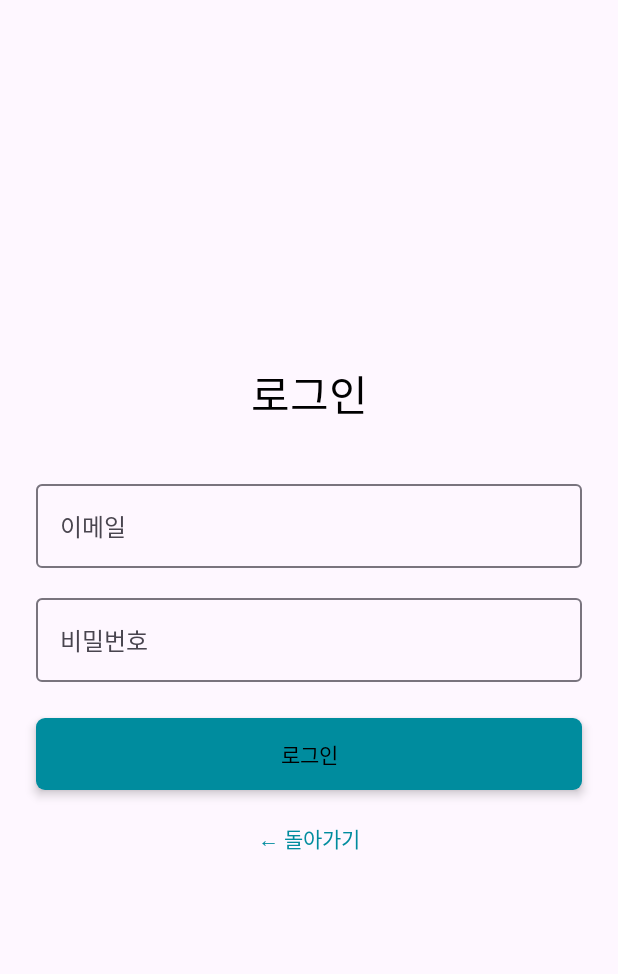
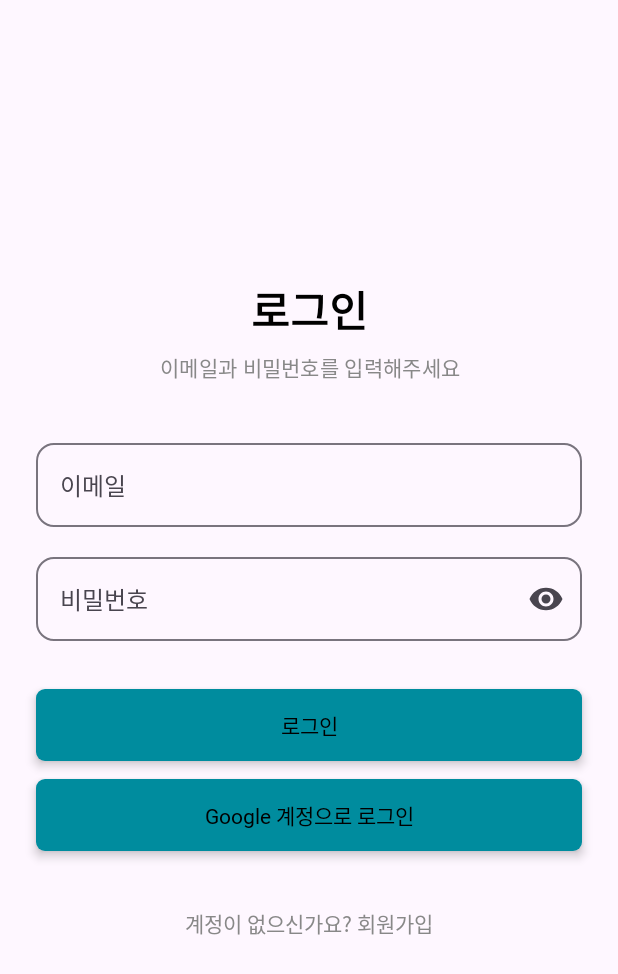
Before and after one commit to ysh020702/InterviewHelper, an Android app built with Jetpack Compose: the AuthActivity screen opened directly, with no data from a screen before it, after a tap on "계정이 이미 있습니다", on a phone screen of 412 x 824 dp. Shown: the top 974 px of the screen. Run offline under Robolectric (Android 15) with nearby library versions, the phone set to English and light mode, and no system bars; our stand-ins replace Dagger/Hilt's generated code, Firebase (no records; nobody signed in at launch, a user with empty details on screens opened directly); Roboto replaces fonts that are not available here.

Commit message:
화면 조정 중

```diff
--- a/app/build.gradle.kts
+++ b/app/build.gradle.kts
@@ -67,6 +67,7 @@ dependencies {
     androidTestImplementation(libs.androidx.espresso.core)
 
     implementation("androidx.navigation:navigation-compose:2.9.0")
+    implementation("androidx.compose.material:material-icons-extended")
 
     //firebase
     implementation(platform("com.google.firebase:firebase-bom:33.14.0"))
--- a/app/src/main/java/com/haedal/interviewhelper/presentation/activity/auth/LoginScreen.kt
+++ b/app/src/main/java/com/haedal/interviewhelper/presentation/activity/auth/LoginScreen.kt
@@ -3,6 +3,9 @@ package com.haedal.interviewhelper.presentation.activity.auth
 import androidx.compose.foundation.background
 import androidx.compose.runtime.Composable
 import androidx.compose.foundation.layout.*
+import androidx.compose.foundation.shape.RoundedCornerShape
+import androidx.compose.material3.Icon
+import androidx.compose.material3.IconButton
 import androidx.compose.material3.MaterialTheme
 import androidx.compose.material3.OutlinedTextField
 import androidx.compose.material3.Text
@@ -20,6 +23,15 @@ import androidx.compose.ui.unit.dp
 import com.haedal.interviewhelper.presentation.theme.PrimaryButton
 import com.haedal.interviewhelper.presentation.theme.White
 import com.haedal.interviewhelper.presentation.viewmodel.AuthViewModel
+import androidx.compose.foundation.text.KeyboardOptions
+import androidx.compose.foundation.layout.imePadding
+import androidx.compose.material.icons.Icons
+import androidx.compose.material.icons.filled.Visibility
+import androidx.compose.material.icons.filled.VisibilityOff
+import androidx.compose.ui.platform.LocalContext
+import androidx.compose.ui.text.input.VisualTransformation
+import androidx.compose.ui.text.style.TextAlign
+import androidx.compose.ui.unit.sp
 
 @Composable
 fun LoginScreen(
@@ -27,63 +39,129 @@ fun LoginScreen(
     onSuccess: () -> Unit,
     onBack: () -> Unit
 ) {
+    val context = LocalContext.current
     var email by remember { mutableStateOf("") }
     var password by remember { mutableStateOf("") }
+    var passwordVisible by remember { mutableStateOf(false) }
+    var emailError by remember { mutableStateOf(false) }
+    var passwordError by remember { mutableStateOf(false) }
 
     val loginResult = viewModel.loginResult
 
     Column(
         modifier = Modifier
             .fillMaxSize()
-            .padding(24.dp),
+            .padding(horizontal = 24.dp)
+            .imePadding(), // 키보드 대응
         verticalArrangement = Arrangement.Center,
         horizontalAlignment = Alignment.CenterHorizontally
     ) {
-        Text("로그인", style = MaterialTheme.typography.headlineMedium)
+        Text(
+            text = "로그인",
+            style = MaterialTheme.typography.headlineMedium.copy(
+                fontWeight = FontWeight.Bold
+            )
+        )
+
+        Spacer(modifier = Modifier.height(8.dp))
+
+        Text(
+            text = "이메일과 비밀번호를 입력해주세요",
+            style = MaterialTheme.typography.bodyMedium.copy(
+                color = Color.Gray,
+                fontSize = 14.sp
+            ),
+            textAlign = TextAlign.Center
+        )
 
         Spacer(modifier = Modifier.height(32.dp))
 
         OutlinedTextField(
             value = email,
-            onValueChange = { email = it },
+            onValueChange = {
+                email = it
+                emailError = false
+            },
             label = { Text("이메일") },
-            modifier = Modifier.fillMaxWidth()
+            singleLine = true,
+            isError = emailError,
+            modifier = Modifier.fillMaxWidth(),
+            shape = RoundedCornerShape(12.dp)
         )
 
         Spacer(modifier = Modifier.height(12.dp))
 
         OutlinedTextField(
             value = password,
-            onValueChange = { password = it },
+            onValueChange = {
+                password = it
+                passwordError = false
+            },
             label = { Text("비밀번호") },
+            singleLine = true,
+            isError = passwordError,
+            visualTransformation = if (passwordVisible) VisualTransformation.None else PasswordVisualTransformation(),
+            trailingIcon = {
+                val icon = if (passwordVisible) Icons.Default.VisibilityOff else Icons.Default.Visibility
+                IconButton(onClick = { passwordVisible = !passwordVisible }) {
+                    Icon(icon, contentDescription = "비밀번호 보기")
+                }
+            },
             modifier = Modifier.fillMaxWidth(),
-            visualTransformation = PasswordVisualTransformation()
+            shape = RoundedCornerShape(12.dp)
         )
+
+        Spacer(modifier = Modifier.height(8.dp))
+
+        if (emailError || passwordError) {
+            Text(
+                text = "이메일과 비밀번호를 모두 입력해주세요",
+                color = Color.Red,
+                style = MaterialTheme.typography.bodySmall
+            )
+        }
+
+        loginResult?.exceptionOrNull()?.let {
+            Spacer(modifier = Modifier.height(4.dp))
+            Text(
+                text = "로그인 실패: ${it.message}",
+                color = Color.Red,
+                style = MaterialTheme.typography.bodySmall
+            )
+        }
 
         Spacer(modifier = Modifier.height(24.dp))
 
         PrimaryButton(
             text = "로그인",
-            onClick = { viewModel.login(email, password) },
+            onClick = {
+                if (email.isBlank()) emailError = true
+                if (password.isBlank()) passwordError = true
+                if (email.isNotBlank() && password.isNotBlank()) {
+                    viewModel.login(email, password)
+                }
+            },
             modifier = Modifier.fillMaxWidth()
         )
 
-        Spacer(modifier = Modifier.height(8.dp))
+        Spacer(modifier = Modifier.height(12.dp))
 
-        if (loginResult != null) {
-            loginResult.fold(
-                onSuccess = {
-                    viewModel.clearResults()
-                    onSuccess()
-                },
-                onFailure = {
-                    Text("로그인 실패: ${it.message}", color = Color.Red)
-                }
-            )
+       PrimaryButton(
+            text = "Google 계정으로 로그인",
+            onClick = { /* TODO: Google 로그인 연동 */ },
+            modifier = Modifier.fillMaxWidth()
+        )
+
+        Spacer(modifier = Modifier.height(24.dp))
+
+        TextButton(onClick = onBack) {
+            Text("계정이 없으신가요? 회원가입", color = Color.Gray)
         }
 
-        TextButton(onClick = onBack) {
-            Text("← 돌아가기")
+        // 로그인 성공 처리
+        loginResult?.getOrNull()?.let {
+            viewModel.clearResults()
+            onSuccess()
         }
     }
 }
--- a/app/src/main/res/values/strings.xml
+++ b/app/src/main/res/values/strings.xml
@@ -3,4 +3,5 @@
     <string name="title_activity_on_boarding">OnBoardingActivity</string>
     <string name="title_activity_home">HomeActivity</string>
     <string name="title_activity_auth">AuthActivity</string>
+    <string name="title_activity_interview">InterviewActivity</string>
 </resources>
```
Also changed, not shown: app/src/main/AndroidManifest.xml (+6 -1 lines), app/src/main/java/com/haedal/interviewhelper/domain/helpfunction/HelpFunction.kt (added, +17 -0 lines), app/src/main/java/com/haedal/interviewhelper/presentation/activity/auth/AuthNavHost.kt (+17 -4 lines), app/src/main/java/com/haedal/interviewhelper/presentation/activity/home/HomeActivity.kt (+20 -3 lines), app/src/main/java/com/haedal/interviewhelper/presentation/activity/home/HomeScreen.kt (+6 -7 lines), app/src/main/java/com/haedal/interviewhelper/presentation/activity/interview/InterviewActivity.kt (added, +47 -0 lines), app/src/main/java/com/haedal/interviewhelper/presentation/activity/onboarding/OnboardingActivity.kt (+10 -1 lines), app/src/main/java/com/haedal/interviewhelper/presentation/activity/onboarding/onboardingScreen.kt (+55 -30 lines).
